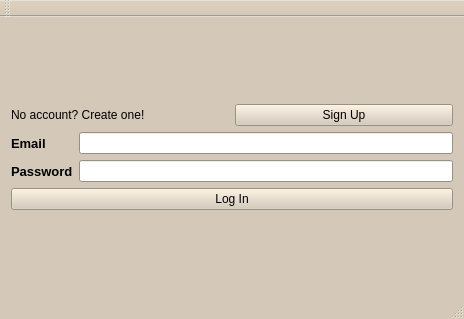
Before: the Qt Designer form src/qt/forms/mainwindow.ui in HTHcoin/helpthehomelesscoin, drawn with Qt 5.
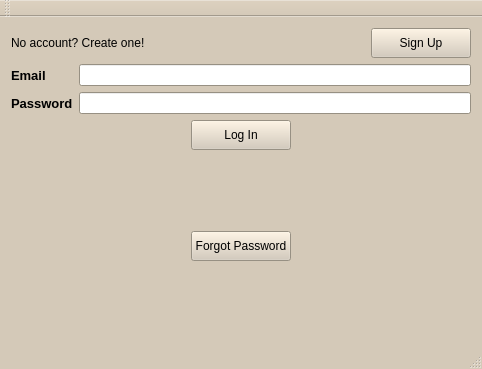
After: the same form once the commit is applied.

Patch:
```diff
--- a/src/qt/forms/mainwindow.ui
+++ b/src/qt/forms/mainwindow.ui
@@ -6,8 +6,8 @@
    <rect>
     <x>0</x>
     <y>0</y>
-    <width>464</width>
-    <height>319</height>
+    <width>482</width>
+    <height>369</height>
    </rect>
   </property>
   <property name="palette">
@@ -443,6 +443,18 @@
         </item>
         <item>
          <widget class="QPushButton" name="signUpButton">
+          <property name="sizePolicy">
+           <sizepolicy hsizetype="Fixed" vsizetype="Fixed">
+            <horstretch>0</horstretch>
+            <verstretch>0</verstretch>
+           </sizepolicy>
+          </property>
+          <property name="minimumSize">
+           <size>
+            <width>100</width>
+            <height>30</height>
+           </size>
+          </property>
           <property name="cursor">
            <cursorShape>PointingHandCursor</cursorShape>
           </property>
@@ -505,8 +517,20 @@
           </item>
          </layout>
         </item>
-        <item>
+        <item alignment="Qt::AlignHCenter">
          <widget class="QPushButton" name="logInButton">
+          <property name="sizePolicy">
+           <sizepolicy hsizetype="Fixed" vsizetype="Fixed">
+            <horstretch>0</horstretch>
+            <verstretch>0</verstretch>
+           </sizepolicy>
+          </property>
+          <property name="minimumSize">
+           <size>
+            <width>100</width>
+            <height>30</height>
+           </size>
+          </property>
           <property name="cursor">
            <cursorShape>PointingHandCursor</cursorShape>
           </property>
@@ -515,6 +539,28 @@
           </property>
          </widget>
         </item>
+        <item alignment="Qt::AlignHCenter|Qt::AlignVCenter">
+         <widget class="QPushButton" name="forgotButton">
+          <property name="sizePolicy">
+           <sizepolicy hsizetype="Fixed" vsizetype="Fixed">
+            <horstretch>0</horstretch>
+            <verstretch>0</verstretch>
+           </sizepolicy>
+          </property>
+          <property name="minimumSize">
+           <size>
+            <width>100</width>
+            <height>30</height>
+           </size>
+          </property>
+          <property name="cursor">
+           <cursorShape>PointingHandCursor</cursorShape>
+          </property>
+          <property name="text">
+           <string>Forgot Password</string>
+          </property>
+         </widget>
+        </item>
        </layout>
       </item>
      </layout>
```
Left out of the diff: 4 changed lines with no effect on the pictures.
